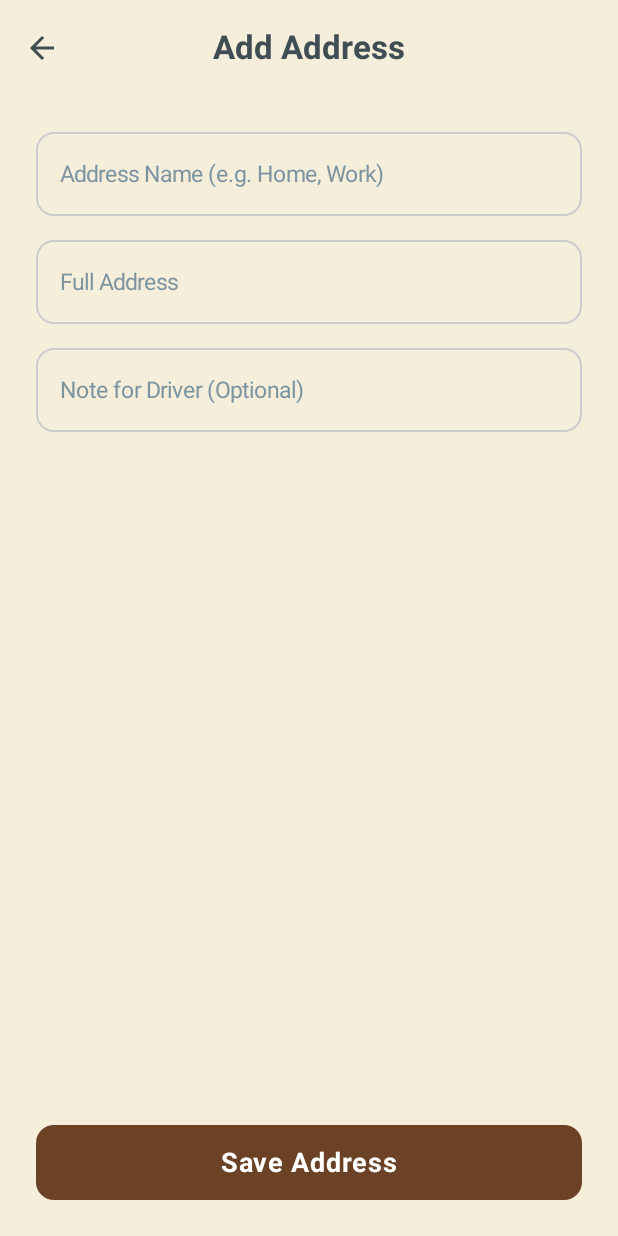
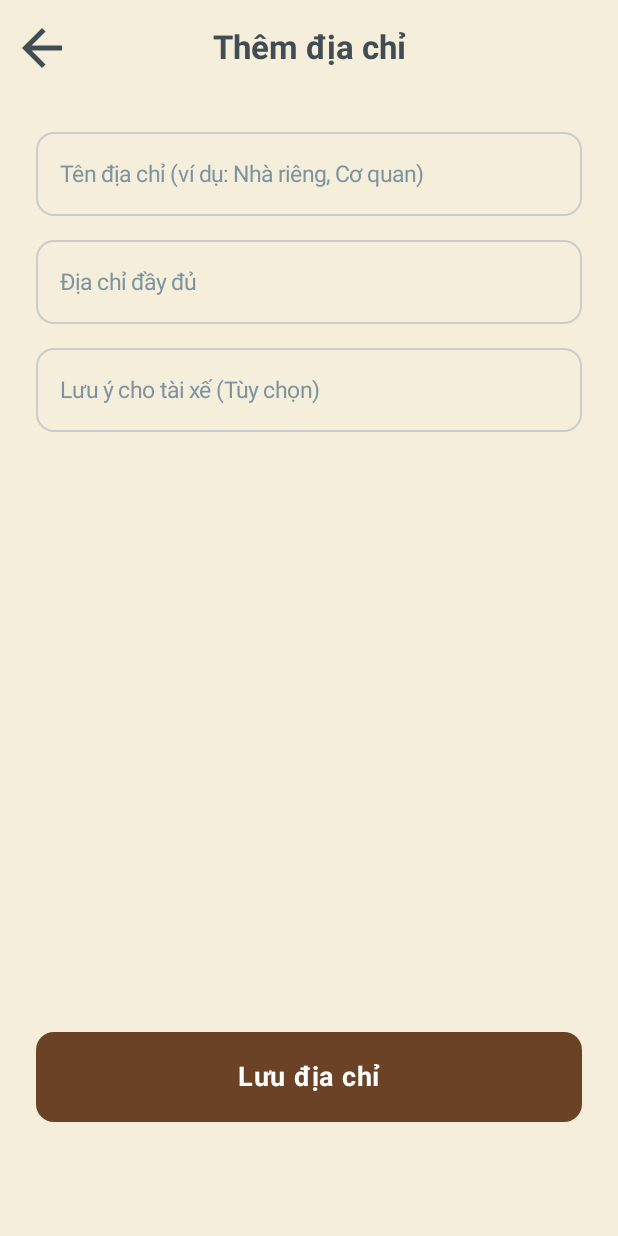
Before and after one commit to Minhhieu3012/coffee-shop-order-online-app, an Android app built with Jetpack Compose: the @Preview function AddAddressPreview, on a phone screen of 412 x 824 dp. Run offline under Robolectric (Android 15) with nearby library versions, the light colour scheme and no system bars.

Commit message:
feat: improve ui screen and change language to vn #4

```diff
--- a/CustomerMobile/app/src/main/java/vn/edu/ut/hieupm9898/customermobile/features/profile/AddAddressScreen.kt
+++ b/CustomerMobile/app/src/main/java/vn/edu/ut/hieupm9898/customermobile/features/profile/AddAddressScreen.kt
@@ -27,10 +27,14 @@ fun AddAddressScreen(
         containerColor = MaterialTheme.colorScheme.background,
         topBar = {
             CenterAlignedTopAppBar(
-                title = { Text("Add Address", fontWeight = FontWeight.Bold) },
+                title = { Text("Thêm địa chỉ", fontWeight = FontWeight.Bold) },
                 navigationIcon = {
                     IconButton(onClick = onBackClick) {
-                        Icon(Icons.Default.ArrowBack, contentDescription = "Back")
+                        Icon(
+                            Icons.Default.ArrowBack,
+                            contentDescription = "Back",
+                            modifier = Modifier.size(60.dp)
+                        )
                     }
                 },
                 colors = TopAppBarDefaults.centerAlignedTopAppBarColors(containerColor = MaterialTheme.colorScheme.background)
@@ -40,15 +44,15 @@ fun AddAddressScreen(
         Column(
             modifier = Modifier.padding(paddingValues).padding(24.dp).fillMaxSize()
         ) {
-            BrosTextField(value = name, onValueChange = { name = it }, label = "Address Name (e.g. Home, Work)")
+            BrosTextField(value = name, onValueChange = { name = it }, label = "Tên địa chỉ (ví dụ: Nhà riêng, Cơ quan)")
             Spacer(modifier = Modifier.height(16.dp))
-            BrosTextField(value = detail, onValueChange = { detail = it }, label = "Full Address")
+            BrosTextField(value = detail, onValueChange = { detail = it }, label = "Địa chỉ đầy đủ")
             Spacer(modifier = Modifier.height(16.dp))
-            BrosTextField(value = note, onValueChange = { note = it }, label = "Note for Driver (Optional)")
+            BrosTextField(value = note, onValueChange = { note = it }, label = "Lưu ý cho tài xế (Tùy chọn)")
 
-            Spacer(modifier = Modifier.weight(1f))
+            Spacer(modifier = Modifier.height(400.dp))
 
-            BrosButton(text = "Save Address", onClick = onSaveClick, modifier = Modifier.fillMaxWidth())
+            BrosButton(text = "Lưu địa chỉ", onClick = onSaveClick, modifier = Modifier.fillMaxWidth().height(60.dp))
         }
     }
 }
```
Also changed, not shown: CustomerMobile/app/src/main/java/vn/edu/ut/hieupm9898/customermobile/features/profile/AddressScreen.kt (+14 -8 lines), CustomerMobile/app/src/main/java/vn/edu/ut/hieupm9898/customermobile/features/profile/ChangePasswordScreen.kt (+11 -7 lines), CustomerMobile/app/src/main/java/vn/edu/ut/hieupm9898/customermobile/features/profile/ContactUsScreen.kt (+12 -7 lines).
